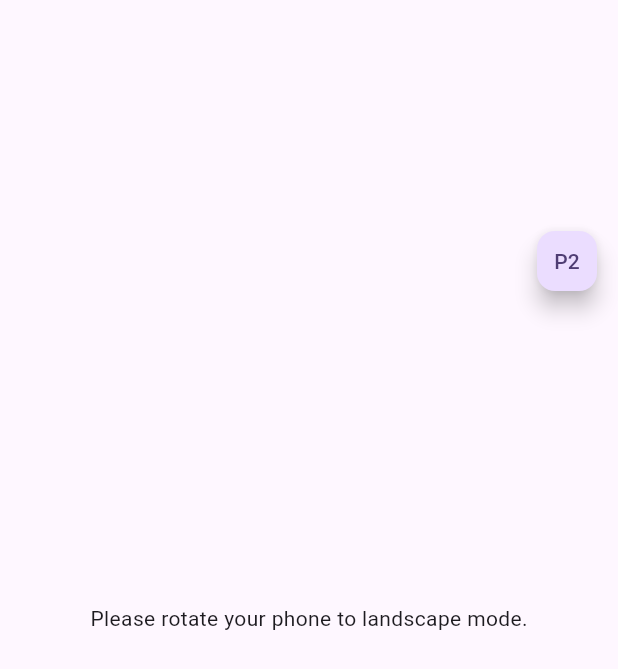
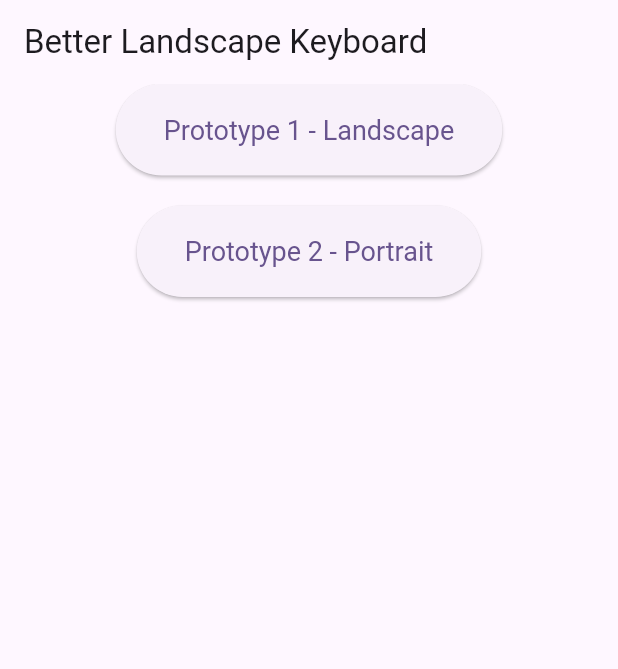
Before and after one commit to millanee/Better-Keyboard, a Flutter app: the screen it shows after launch, on a phone screen of 412 x 824 dp. Shown: the top 669 px of the screen. Run offline on Flutter 3.47's test engine with Material 3 defaults, Android fonts, the phone set to English and light mode, and no system bars.

Commit message:
feat: implement start screen and start app with start screen

```diff
--- a/mc_keyboard/lib/main.dart
+++ b/mc_keyboard/lib/main.dart
@@ -1,5 +1,5 @@
 import 'package:flutter/material.dart';
-import 'package:mc_keyboard/landscape_keyboard.dart';
+import 'package:mc_keyboard/start_screen.dart';
 
 void main() {
   runApp(const MyApp());
@@ -16,7 +16,7 @@ class MyApp extends StatelessWidget {
         colorScheme: ColorScheme.fromSeed(seedColor: Colors.deepPurple),
         useMaterial3: true,
       ),
-      home: const LandscapeTypingScreen(),
+      home: const StartScreen(),
       debugShowCheckedModeBanner: false,
     );
   }
--- /dev/null
+++ b/mc_keyboard/lib/start_screen.dart
@@ -0,0 +1,59 @@
+import 'package:flutter/material.dart';
+import 'package:mc_keyboard/landscape_keyboard.dart';
+import 'package:mc_keyboard/portrait_keyboard.dart';
+
+class StartScreen extends StatelessWidget {
+  const StartScreen({super.key});
+
+  @override
+  Widget build(BuildContext context) {
+    return Scaffold(
+      appBar: AppBar(title: const Text('Better Landscape Keyboard')),
+      body: Center(
+        child: Column(
+          children: [
+            ElevatedButton(
+              style: ElevatedButton.styleFrom(
+                padding: const EdgeInsets.symmetric(
+                  horizontal: 32,
+                  vertical: 20,
+                ),
+                textStyle: const TextStyle(fontSize: 18),
+                minimumSize: const Size(200, 60),
+              ),
+              onPressed: () {
+                Navigator.push(
+                  context,
+                  MaterialPageRoute(
+                    builder: (context) => const LandscapeTypingScreen(),
+                  ),
+                );
+              },
+              child: const Text("Prototype 1 - Landscape"),
+            ),
+            const SizedBox(height: 20),
+            ElevatedButton(
+              style: ElevatedButton.styleFrom(
+                padding: const EdgeInsets.symmetric(
+                  horizontal: 32,
+                  vertical: 20,
+                ),
+                textStyle: const TextStyle(fontSize: 18),
+                minimumSize: const Size(200, 60),
+              ),
+              onPressed: () {
+                Navigator.push(
+                  context,
+                  MaterialPageRoute(
+                    builder: (context) => const PortraitTypingScreen(),
+                  ),
+                );
+              },
+              child: const Text("Prototype 2 - Portrait"),
+            ),
+          ],
+        ),
+      ),
+    );
+  }
+}
```
